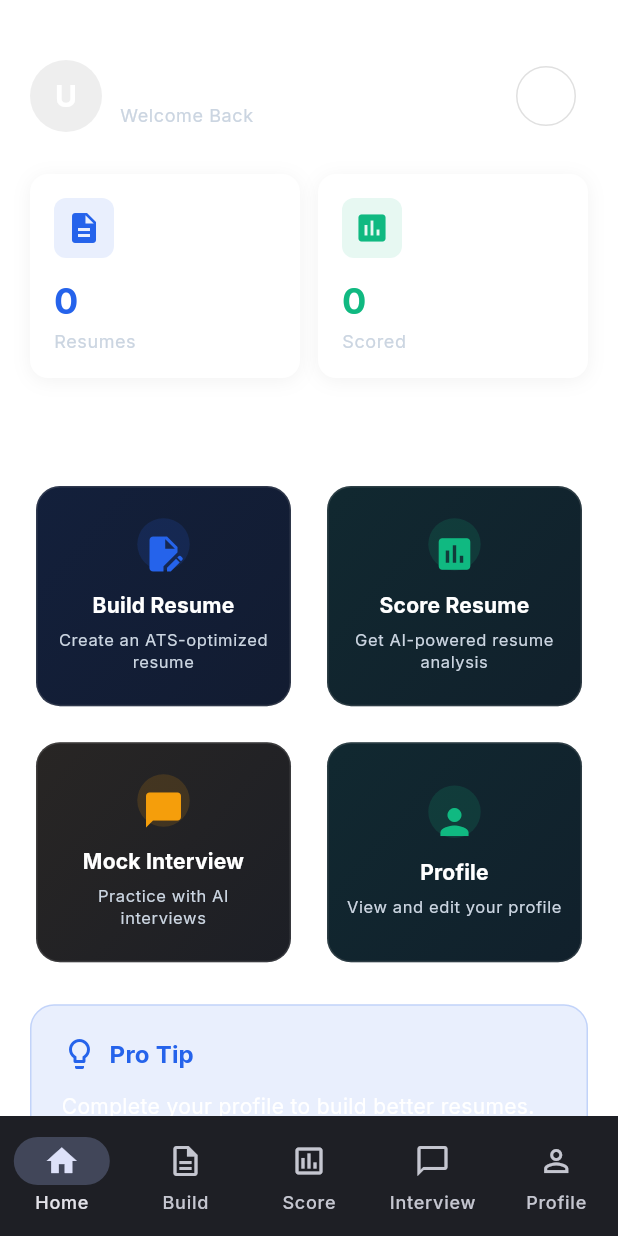
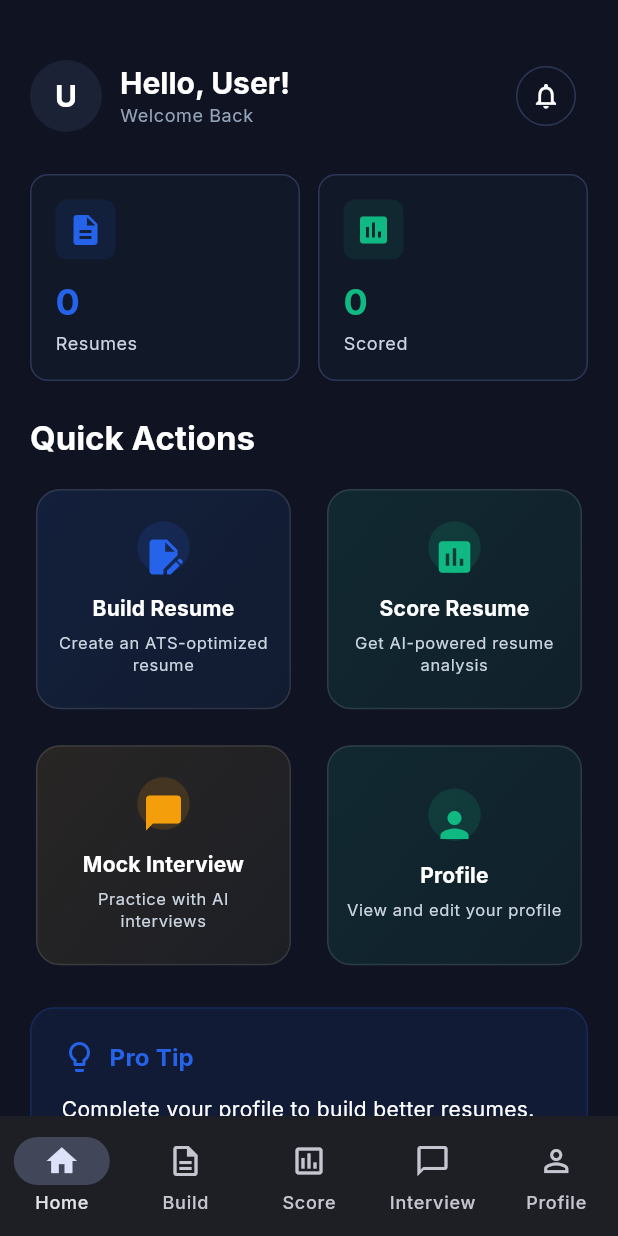
Before and after one commit to pankaj8949/resumeiq, a Flutter app: the MainNavigationPage screen opened directly, on a phone screen of 412 x 824 dp. Run offline on Flutter 3.47's test engine with Material 3 defaults, Android fonts, the phone set to English and light mode, and no system bars; our stand-ins replace cached_network_image, cloud_firestore, dartz, dio, equatable, file_picker and 12 more; missing offline and left inert: flutter_pdf_text, html_to_pdf, webview_flutter_plus; accounts and stored records are empty; network calls fail.

Commit message:
app theme updated

```diff
--- a/lib/screens/main_navigation_page.dart
+++ b/lib/screens/main_navigation_page.dart
@@ -100,7 +100,7 @@ class _DashboardContentPageState extends ConsumerState<DashboardContentPage> {
         .length;
 
     return Container(
-      color: Colors.white,
+      color: AppTheme.backgroundColor,
       child: SafeArea(
         child: SingleChildScrollView(
           padding: const EdgeInsets.all(20.0),
@@ -110,12 +110,12 @@ class _DashboardContentPageState extends ConsumerState<DashboardContentPage> {
               // Header Section (now scrollable with page)
               Container(
                 padding: const EdgeInsets.symmetric(vertical: 16.0),
-                color: Colors.white,
+                color: Colors.transparent,
                 child: Row(
                   children: [
                     CircleAvatar(
                       radius: 24,
-                      backgroundColor: Colors.grey.shade200,
+                      backgroundColor: AppTheme.surfaceColor,
                       backgroundImage: user?.photoUrl != null
                           ? NetworkImage(user!.photoUrl!)
                           : null,
@@ -157,7 +157,7 @@ class _DashboardContentPageState extends ConsumerState<DashboardContentPage> {
                             'Welcome Back',
                             style: Theme.of(context).textTheme.bodySmall
                                 ?.copyWith(
-                                  color: AppTheme.textSecondary,
+                                  color: AppTheme.textTertiary,
                                   fontSize: 12,
                                 ),
                           ),
@@ -171,7 +171,7 @@ class _DashboardContentPageState extends ConsumerState<DashboardContentPage> {
                         decoration: BoxDecoration(
                           shape: BoxShape.circle,
                           border: Border.all(
-                            color: Colors.grey.shade300,
+                            color: AppTheme.borderColor,
                             width: 1,
                           ),
                         ),
@@ -381,15 +381,9 @@ class _StatCard extends StatelessWidget {
         return Container(
           padding: EdgeInsets.all(padding),
           decoration: BoxDecoration(
-            color: Colors.white,
+            color: AppTheme.cardColor,
             borderRadius: BorderRadius.circular(12),
-            boxShadow: [
-              BoxShadow(
-                color: Colors.black.withOpacity(0.05),
-                blurRadius: 10,
-                offset: const Offset(0, 2),
-              ),
-            ],
+            border: Border.all(color: AppTheme.borderColor),
           ),
           child: Column(
             crossAxisAlignment: CrossAxisAlignment.start,
--- a/lib/screens/resume_builder_page.dart
+++ b/lib/screens/resume_builder_page.dart
@@ -117,7 +117,7 @@ class _ResumeBuilderPageState extends ConsumerState<ResumeBuilderPage> {
               colors: [
                 templateColor.withOpacity(0.1),
                 templateColor.withOpacity(0.05),
-                Colors.white,
+                AppTheme.cardColor,
               ],
             ),
           ),
@@ -197,7 +197,8 @@ class _ResumeBuilderPageState extends ConsumerState<ResumeBuilderPage> {
       appBar: AppBar(
         title: const Text('Resume Builder'),
         elevation: 0,
-        backgroundColor: Colors.white,
+        backgroundColor: AppTheme.backgroundColor,
+        foregroundColor: Colors.white,
         centerTitle: false,
       ),
       body: _isLoading
```
Also changed, not shown: lib/providers/auth_provider.dart (+37 -0 lines), lib/screens/profile_page.dart (+34 -1 lines), lib/screens/resume_preview_page.dart (+6 -5 lines), lib/services/template_replacement_service.dart (+18 -5 lines), 5 other files.
